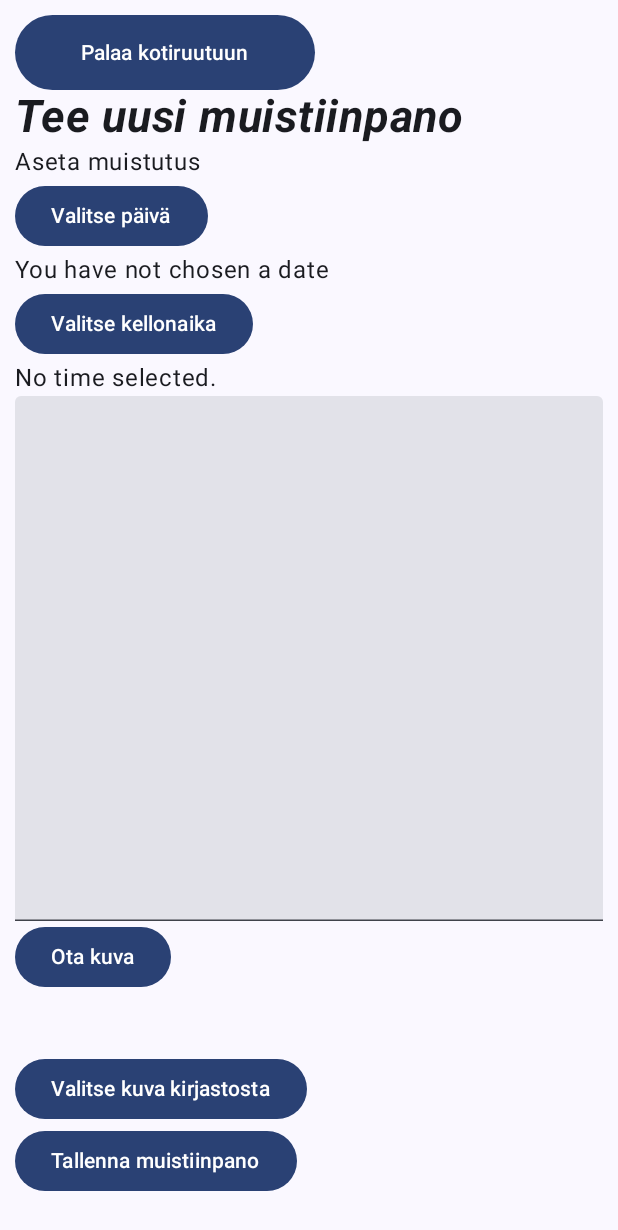
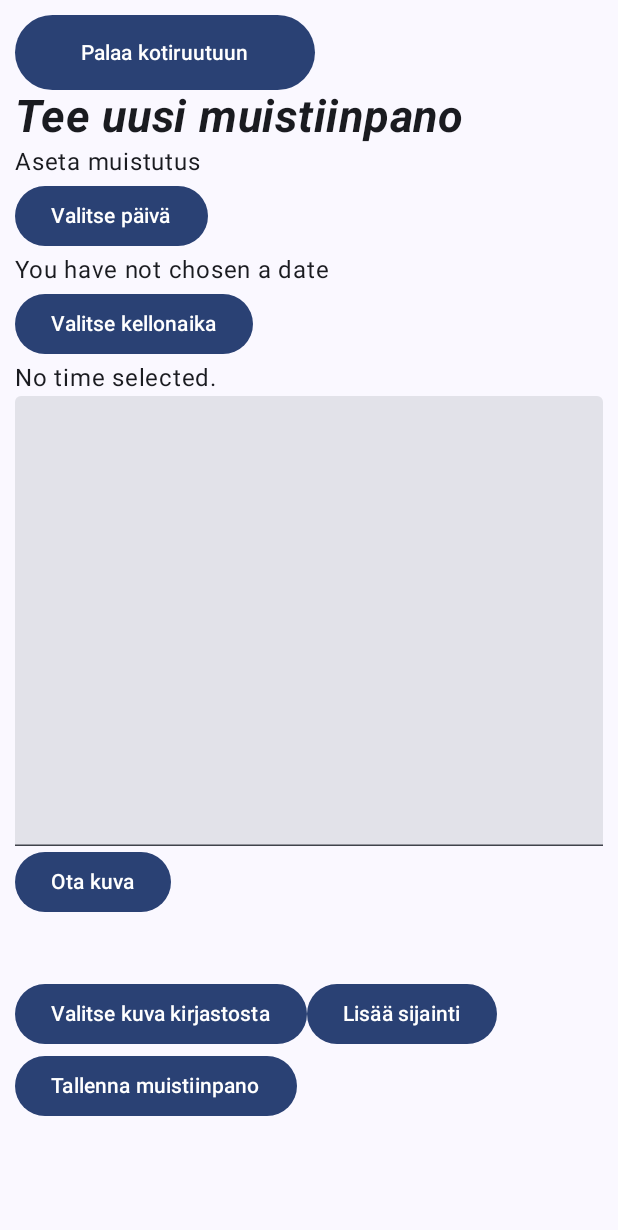
Before and after one commit to akseliahonpera/mobcomp25, an Android app built with Jetpack Compose: the screen it shows after launch (MainActivity), after a tap on "Tee muistiinpano", on a phone screen of 412 x 824 dp. Shown: the top 1230 px of the screen. Run offline under Robolectric (Android 15) with nearby library versions, the phone set to English and light mode, and no system bars; our stand-ins replace Room's generated code; pictures from the network do not load.

Commit message:
melkein valmis kurssityö

```diff
--- a/mobcomp25/app/build.gradle.kts
+++ b/mobcomp25/app/build.gradle.kts
@@ -132,4 +132,7 @@ dependencies {
     implementation("com.google.accompanist:accompanist-systemuicontroller:0.27.0")
     implementation("com.google.accompanist:accompanist-permissions:0.31.1-alpha")
 
+    //location
+    implementation("com.google.android.gms:play-services-location:21.1.0")
+    implementation("com.google.accompanist:accompanist-permissions:0.35.0-alpha")
 }
--- a/mobcomp25/app/src/main/java/com/example/mobcomp25/data/DataBaseHost.kt
+++ b/mobcomp25/app/src/main/java/com/example/mobcomp25/data/DataBaseHost.kt
@@ -24,7 +24,7 @@ object DataBaseHost {
                     dbInstance = Room.databaseBuilder(
                         context,
                         AppDatabase::class.java, "NoteDB"
-                    ).build()
+                    ).allowMainThreadQueries().build() //db n tyhjennystä varten
                     if(dbInstance==null){
                         Log.i("paskaa","db kusahti")
                     }
--- a/mobcomp25/app/src/main/java/com/example/mobcomp25/data/Note.kt
+++ b/mobcomp25/app/src/main/java/com/example/mobcomp25/data/Note.kt
@@ -10,5 +10,6 @@ import androidx.room.PrimaryKey
 data class Note(
     @PrimaryKey(autoGenerate = true) val id: Int = 0,
     @ColumnInfo(name = "note_contents") val noteContents: String,
-    @ColumnInfo(name = "image_uri") val imageUri: String
+    @ColumnInfo(name = "image_uri") val imageUri: String,
+    @ColumnInfo(name = "latitude_longitude") val location: String
 )
--- a/mobcomp25/app/src/main/java/com/example/mobcomp25/ui/screens/Home.kt
+++ b/mobcomp25/app/src/main/java/com/example/mobcomp25/ui/screens/Home.kt
@@ -22,6 +22,7 @@ import androidx.compose.foundation.shape.RoundedCornerShape
 import androidx.compose.material3.Button
 import androidx.compose.material3.ButtonDefaults
 import androidx.compose.material3.CircularProgressIndicator
+import androidx.compose.material3.Icon
 import androidx.compose.material3.Text
 import androidx.compose.material3.TextField
 import androidx.compose.runtime.Composable
@@ -29,6 +30,7 @@ import androidx.compose.runtime.collectAsState
 import androidx.compose.runtime.getValue
 import androidx.compose.runtime.mutableStateOf
 import androidx.compose.runtime.remember
+import androidx.compose.ui.AbsoluteAlignment
 import androidx.compose.ui.Alignment
 import androidx.compose.ui.Modifier
 import androidx.compose.ui.draw.clip
@@ -73,12 +75,17 @@ fun Home(navController:NavController){
 ){
 
 
+
+
         Text(
             text = "Olet kotona",
             fontStyle = FontStyle.Italic,
             fontWeight = FontWeight.Bold,
             fontSize = 30.sp
         )
+        Button(onClick = { navController.navigate("options") }, modifier = Modifier.align(Alignment.End)) {
+            Text(text = "Options")
+        }
 
         Spacer(Modifier.width(20.dp))
             Button(
--- a/mobcomp25/app/src/main/java/com/example/mobcomp25/ui/screens/Navigation.kt
+++ b/mobcomp25/app/src/main/java/com/example/mobcomp25/ui/screens/Navigation.kt
@@ -21,5 +21,9 @@ fun  Navigation() {
         composable("newNote") {
             NewNote(navController)
         }
+        composable("options") {
+            Options(navController)
+        }
+        composable("simple_camera") { SimpleCamera() }
     }
 }
--- a/mobcomp25/app/src/main/java/com/example/mobcomp25/ui/screens/NewNote.kt
+++ b/mobcomp25/app/src/main/java/com/example/mobcomp25/ui/screens/NewNote.kt
@@ -9,6 +9,7 @@ import android.content.UriPermission
 import android.net.Uri
 import androidx.activity.compose.rememberLauncherForActivityResult
 import androidx.activity.result.contract.ActivityResultContracts
+import androidx.compose.foundation.layout.Row
 import androidx.compose.foundation.layout.fillMaxWidth
 import androidx.compose.foundation.layout.height
 import androidx.compose.foundation.layout.padding
@@ -74,7 +75,11 @@ fun  NewNote(navController:NavController){
     var selectedTime: TimePickerState? by remember { mutableStateOf(null) }
     var showTimePicker by remember { mutableStateOf(false) }
 
+    var noteLocation : Pair<Double,Double>
+  //  var noteLocationString: String
 
+    noteLocation = Pair(0.0,0.0) //alustetaan nollaan
+  //  noteLocationString = noteLocation.toString()
 
     LazyColumn(
         Modifier
@@ -162,12 +167,12 @@ fun  NewNote(navController:NavController){
             TextField(value = noteString, onValueChange = { noteString = it }
             ,modifier = Modifier
                     .fillMaxWidth()
-                    .height(350.dp))
+                    .height(300.dp))
         }
 
 
         item{
-            Button(onClick = { /*TODO*/ }) {
+            Button(onClick = {  navController.navigate("simple_camera")  }) {
                 Text(text = "Ota kuva")
             }
         }
@@ -194,10 +199,17 @@ fun  NewNote(navController:NavController){
                 modifier = Modifier
                     .padding(20.dp)
             )
+            Row {
+
+
             Button(onClick = {
                 launcher.launch("image/*")
             }) {
                 Text(text = "Valitse kuva kirjastosta")
+            }
+                Button(onClick = { }) {
+                    Text(text = "Lisää sijainti")
+                }
             }
         }
 
@@ -206,7 +218,7 @@ fun  NewNote(navController:NavController){
             Button(onClick = {
                 coroutineScope.launch{
                     if(noteString.isNotBlank()&&!imgUri.isNullOrEmpty()){ //lets not save empty strings
-                        val newNote = Note(noteContents = noteString, imageUri = imgUri!!)
+                        val newNote = Note(noteContents = noteString, imageUri = imgUri!!, location = noteLocation.toString())
                         noteDao.insertNote(newNote)
                         noteString = "" //clear textfield after save
                         imgUri = null
--- /dev/null
+++ b/mobcomp25/app/src/main/res/xml/path_provider.xml
@@ -0,0 +1,4 @@
+<?xml version="1.0" encoding="utf-8"?>
+<paths xmlns:android="http://schemas.android.com/apk/res/android">
+    <external-cache-path name="my_images" path="/"/>
+</paths>
```
Also changed, not shown: mobcomp25/app/src/main/AndroidManifest.xml (+12 -1 lines), mobcomp25/app/src/main/java/com/example/mobcomp25/ui/screens/Options.kt (added, +46 -0 lines), mobcomp25/app/src/main/java/com/example/mobcomp25/ui/screens/simpleCamera.kt (added, +107 -0 lines).
